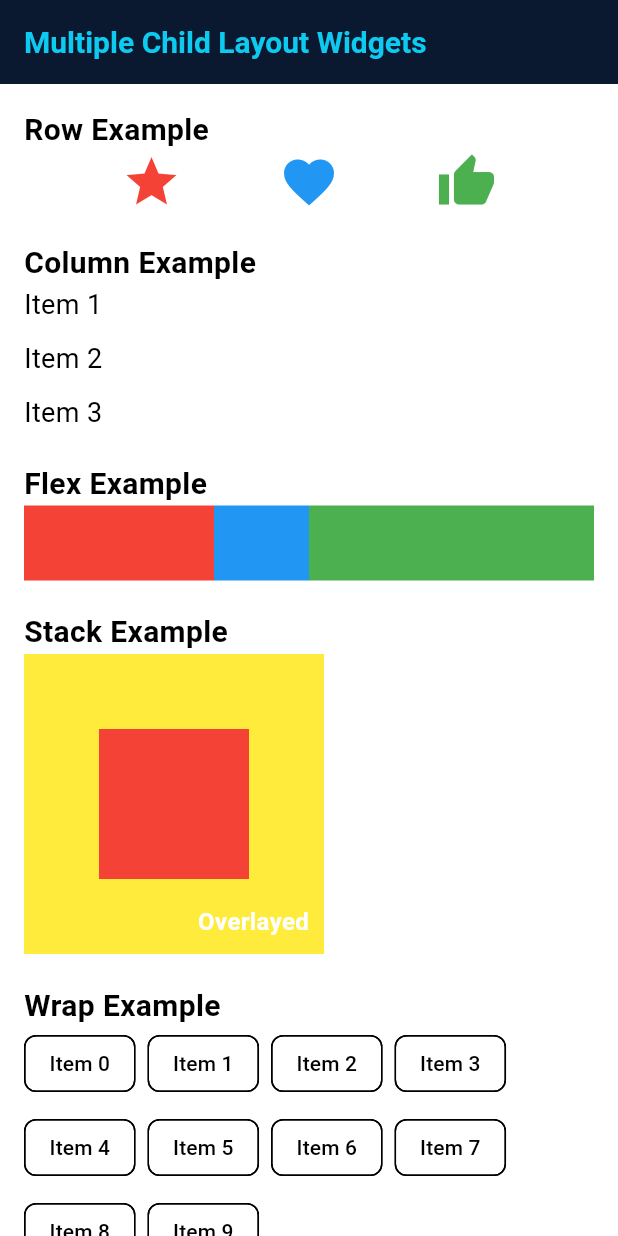
After one commit to thirdygayares/Flutter, a Flutter app: the MultipleChildLayoutPage screen opened by its route, on a phone screen of 412 x 824 dp. The commit adds this screen. Run offline on Flutter 3.47's test engine with Material 3 defaults, Android fonts, the phone set to English and light mode, and no system bars; our stand-ins replace go_router.

Commit message:
feat: card box and multiple layout

```diff
--- a/lib/core/route.dart
+++ b/lib/core/route.dart
@@ -1,5 +1,7 @@
 import 'package:flutter_foundamentals/features/flutter_components/basic_elements/screen/basic_element_page.dart';
 import 'package:flutter_foundamentals/features/flutter_components/input_widgets/screen/input_widget_screen.dart';
+import 'package:flutter_foundamentals/features/flutter_components/layout/card_box/screen/card_box_page.dart';
+import 'package:flutter_foundamentals/features/flutter_components/layout/multiple_child_layout/screen/multiple_child_layout_page.dart';
 import 'package:flutter_foundamentals/features/flutter_components/layout/single_child_layout/screen/single_child_layout_page.dart';
 import 'package:flutter_foundamentals/features/themes/screen/color_page.dart';
 import 'package:flutter_foundamentals/features/themes/screen/typography_page.dart';
@@ -47,5 +49,14 @@ final GoRouter appRouter  = GoRouter(
       builder: (context, state) => SingleChildLayoutPage(),
     ),
 
+    GoRoute(
+      path: '/card-box',
+      builder: (context, state) => CardBoxPage(),
+    ),
+
+    GoRoute(
+      path: '/multiple-child-layout',
+      builder: (context, state) => MultipleChildLayoutPage(),
+    ),
   ],
 );
--- /dev/null
+++ b/lib/features/flutter_components/layout/multiple_child_layout/components/column_component.dart
@@ -0,0 +1,24 @@
+import 'package:flutter/material.dart';
+
+class ColumnComponent extends StatelessWidget {
+  const ColumnComponent({Key? key}) : super(key: key);
+
+  @override
+  Widget build(BuildContext context) {
+    return Column(
+      crossAxisAlignment: CrossAxisAlignment.start,
+      children: [
+        const Text("Column Example", style: TextStyle(fontSize: 20, fontWeight: FontWeight.bold)),
+        Column(
+          children: const [
+            Text("Item 1", style: TextStyle(fontSize: 18)),
+            SizedBox(height: 10),
+            Text("Item 2", style: TextStyle(fontSize: 18)),
+            SizedBox(height: 10),
+            Text("Item 3", style: TextStyle(fontSize: 18)),
+          ],
+        ),
+      ],
+    );
+  }
+}
--- /dev/null
+++ b/lib/features/flutter_components/layout/multiple_child_layout/components/flex_component.dart
@@ -0,0 +1,32 @@
+import 'package:flutter/material.dart';
+
+class FlexComponent extends StatelessWidget {
+  const FlexComponent({Key? key}) : super(key: key);
+
+  @override
+  Widget build(BuildContext context) {
+    return Column(
+      crossAxisAlignment: CrossAxisAlignment.start,
+      children: [
+        const Text("Flex Example", style: TextStyle(fontSize: 20, fontWeight: FontWeight.bold)),
+        Flex(
+          direction: Axis.horizontal,
+          children: [
+            Expanded(
+              flex: 2,
+              child: Container(color: Colors.red, height: 50),
+            ),
+            Expanded(
+              flex: 1,
+              child: Container(color: Colors.blue, height: 50),
+            ),
+            Expanded(
+              flex: 3,
+              child: Container(color: Colors.green, height: 50),
+            ),
+          ],
+        ),
+      ],
+    );
+  }
+}
--- /dev/null
+++ b/lib/features/flutter_components/layout/multiple_child_layout/components/row_component.dart
@@ -0,0 +1,23 @@
+import 'package:flutter/material.dart';
+
+class RowComponent extends StatelessWidget {
+  const RowComponent({Key? key}) : super(key: key);
+
+  @override
+  Widget build(BuildContext context) {
+    return Column(
+      crossAxisAlignment: CrossAxisAlignment.start,
+      children: [
+        const Text("Row Example", style: TextStyle(fontSize: 20, fontWeight: FontWeight.bold)),
+        Row(
+          mainAxisAlignment: MainAxisAlignment.spaceEvenly,
+          children: const [
+            Icon(Icons.star, color: Colors.red, size: 40),
+            Icon(Icons.favorite, color: Colors.blue, size: 40),
+            Icon(Icons.thumb_up, color: Colors.green, size: 40),
+          ],
+        ),
+      ],
+    );
+  }
+}
--- /dev/null
+++ b/lib/features/flutter_components/layout/multiple_child_layout/components/stack_component.dart
@@ -0,0 +1,37 @@
+import 'package:flutter/material.dart';
+
+class StackComponent extends StatelessWidget {
+  const StackComponent({Key? key}) : super(key: key);
+
+  @override
+  Widget build(BuildContext context) {
+    return Column(
+      crossAxisAlignment: CrossAxisAlignment.start,
+      children: [
+        const Text("Stack Example", style: TextStyle(fontSize: 20, fontWeight: FontWeight.bold)),
+        SizedBox(
+          width: 200,
+          height: 200,
+          child: Stack(
+            children: [
+              Container(color: Colors.yellow),
+              Positioned(
+                top: 50,
+                left: 50,
+                child: Container(color: Colors.red, width: 100, height: 100),
+              ),
+              Positioned(
+                bottom: 10,
+                right: 10,
+                child: const Text(
+                  "Overlayed",
+                  style: TextStyle(color: Colors.white, fontSize: 16, fontWeight: FontWeight.bold),
+                ),
+              ),
+            ],
+          ),
+        ),
+      ],
+    );
+  }
+}
--- /dev/null
+++ b/lib/features/flutter_components/layout/multiple_child_layout/components/wrap_component.dart
@@ -0,0 +1,23 @@
+import 'package:flutter/material.dart';
+
+class WrapComponent extends StatelessWidget {
+  const WrapComponent({Key? key}) : super(key: key);
+
+  @override
+  Widget build(BuildContext context) {
+    return Column(
+      crossAxisAlignment: CrossAxisAlignment.start,
+      children: [
+        const Text("Wrap Example", style: TextStyle(fontSize: 20, fontWeight: FontWeight.bold)),
+        Wrap(
+          spacing: 8,
+          runSpacing: 8,
+          children: List.generate(
+            10,
+                (index) => Chip(label: Text("Item $index")),
+          ),
+        ),
+      ],
+    );
+  }
+}
--- /dev/null
+++ b/lib/features/flutter_components/layout/multiple_child_layout/screen/multiple_child_layout_page.dart
@@ -0,0 +1,35 @@
+import 'package:flutter/material.dart';
+import '../components/row_component.dart';
+import '../components/column_component.dart';
+import '../components/flex_component.dart';
+import '../components/stack_component.dart';
+import '../components/wrap_component.dart';
+
+class MultipleChildLayoutPage extends StatelessWidget {
+  const MultipleChildLayoutPage({Key? key}) : super(key: key);
+
+  @override
+  Widget build(BuildContext context) {
+    return Scaffold(
+      appBar: AppBar(title: const Text("Multiple Child Layout Widgets")),
+      body: SingleChildScrollView(
+        padding: const EdgeInsets.all(16),
+        child: Column(
+          crossAxisAlignment: CrossAxisAlignment.start,
+          children: const [
+            RowComponent(),
+            SizedBox(height: 20),
+            ColumnComponent(),
+            SizedBox(height: 20),
+            FlexComponent(),
+            SizedBox(height: 20),
+            StackComponent(),
+            SizedBox(height: 20),
+            WrapComponent(),
+            SizedBox(height: 20),
+          ],
+        ),
+      ),
+    );
+  }
+}
--- a/lib/features/homepage/screen/home_page.dart
+++ b/lib/features/homepage/screen/home_page.dart
@@ -60,6 +60,20 @@ class HomePage extends StatelessWidget {
               },
               child: Text('Go to Single Child Layout'),
             ),
+
+            ElevatedButton(
+              onPressed: () {
+                context.go('/card-box');
+              },
+              child: Text('Go to Card Box Layout'),
+            ),
+
+            ElevatedButton(
+              onPressed: () {
+                context.go('/multiple-child-layout');
+              },
+              child: Text('Go to Multiple Child Layout'),
+            ),
           ],
         ),
       ),
```
Also changed, not shown: lib/features/flutter_components/layout/card_box/components/box_decoration_component.dart (added, +31 -0 lines), lib/features/flutter_components/layout/card_box/components/card_component.dart (added, +22 -0 lines), lib/features/flutter_components/layout/card_box/components/decorated_box_component.dart (added, +22 -0 lines), lib/features/flutter_components/layout/card_box/screen/card_box_page.dart (added, +33 -0 lines).
